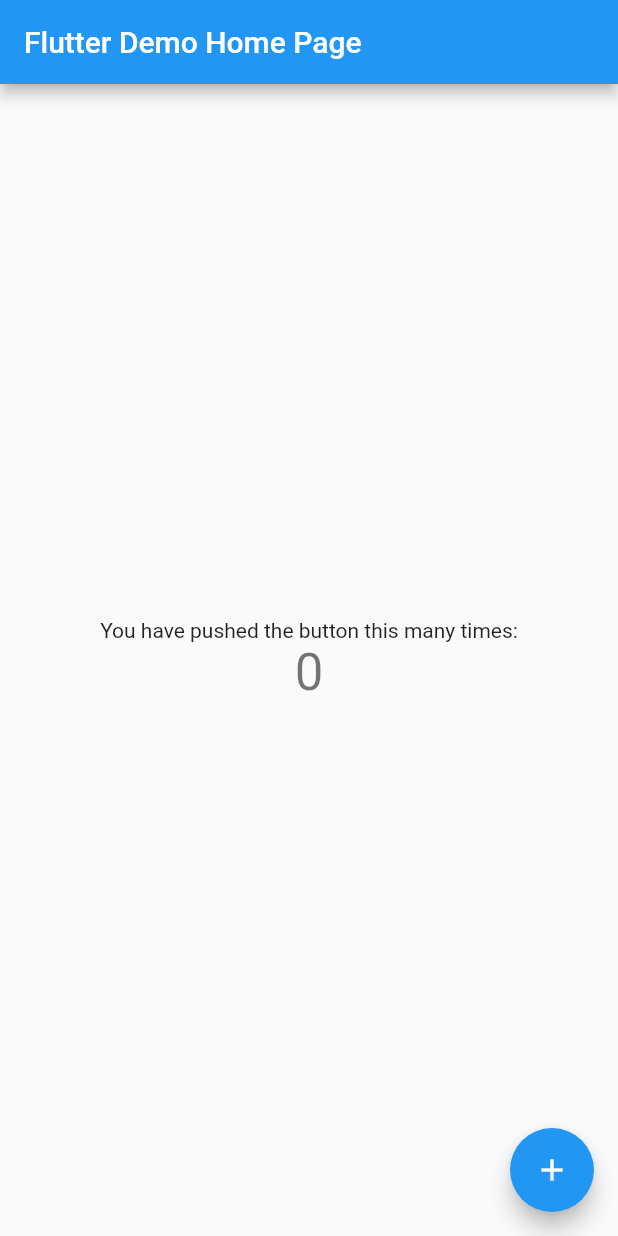
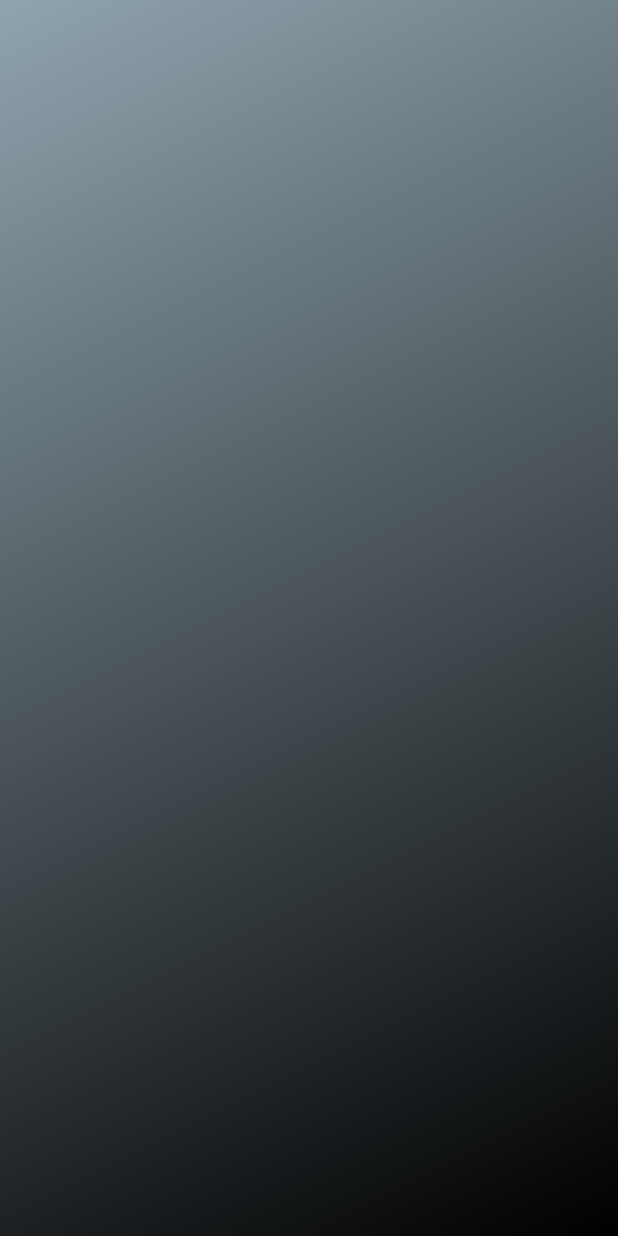
Before and after one commit to SpotifyClonePF/Flutter_app, a Flutter app: the screen it shows after launch, on a phone screen of 412 x 824 dp. Run offline on Flutter 3.47's test engine with Material 2 defaults, Android fonts, the phone set to English and light mode, and no system bars.

Commit message:
Añadido main y home

```diff
--- a/lib/main.dart
+++ b/lib/main.dart
@@ -1,4 +1,5 @@
 import 'package:flutter/material.dart';
+import 'screens/home.dart';
 
 void main() {
   runApp(const MyApp());
@@ -10,106 +11,8 @@
   // This widget is the root of your application.
   @override
   Widget build(BuildContext context) {
-    return MaterialApp(
-      title: 'Flutter Ruben',
-      theme: ThemeData(
-        // This is the theme of your application.
-        //
-        // Try running your application with "flutter run". You'll see the
-        // application has a blue toolbar. Then, without quitting the app, try
-        // changing the primarySwatch below to Colors.green and then invoke
-        // "hot reload" (press "r" in the console where you ran "flutter run",
-        // or simply save your changes to "hot reload" in a Flutter IDE).
-        // Notice that the counter didn't reset back to zero; the application
-        // is not restarted.
-        primarySwatch: Colors.blue,
-      ),
-      home: const MyHomePage(title: 'Flutter Demo Home Page'),
+    return const MaterialApp(
+      home: Home(),
     );
   }
 }
-
-class MyHomePage extends StatefulWidget {
-  const MyHomePage({super.key, required this.title});
-
-  // This widget is the home page of your application. It is stateful, meaning
-  // that it has a State object (defined below) that contains fields that affect
-  // how it looks.
-
-  // This class is the configuration for the state. It holds the values (in this
-  // case the title) provided by the parent (in this case the App widget) and
-  // used by the build method of the State. Fields in a Widget subclass are
-  // always marked "final".
-
-  final String title;
-
-  @override
-  State<MyHomePage> createState() => _MyHomePageState();
-}
-
-class _MyHomePageState extends State<MyHomePage> {
-  int _counter = 0;
-
-  void _incrementCounter() {
-    setState(() {
-      // This call to setState tells the Flutter framework that something has
-      // changed in this State, which causes it to rerun the build method below
-      // so that the display can reflect the updated values. If we changed
-      // _counter without calling setState(), then the build method would not be
-      // called again, and so nothing would appear to happen.
-      _counter++;
-    });
-  }
-
-  @override
-  Widget build(BuildContext context) {
-    // This method is rerun every time setState is called, for instance as done
-    // by the _incrementCounter method above.
-    //
-    // The Flutter framework has been optimized to make rerunning build methods
-    // fast, so that you can just rebuild anything that needs updating rather
-    // than having to individually change instances of widgets.
-    return Scaffold(
-      appBar: AppBar(
-        // Here we take the value from the MyHomePage object that was created by
-        // the App.build method, and use it to set our appbar title.
-        title: Text(widget.title),
-      ),
-      body: Center(
-        // Center is a layout widget. It takes a single child and positions it
-        // in the middle of the parent.
-        child: Column(
-          // Column is also a layout widget. It takes a list of children and
-          // arranges them vertically. By default, it sizes itself to fit its
-          // children horizontally, and tries to be as tall as its parent.
-          //
-          // Invoke "debug painting" (press "p" in the console, choose the
-          // "Toggle Debug Paint" action from the Flutter Inspector in Android
-          // Studio, or the "Toggle Debug Paint" command in Visual Studio Code)
-          // to see the wireframe for each widget.
-          //
-          // Column has various properties to control how it sizes itself and
-          // how it positions its children. Here we use mainAxisAlignment to
-          // center the children vertically; the main axis here is the vertical
-          // axis because Columns are vertical (the cross axis would be
-          // horizontal).
-          mainAxisAlignment: MainAxisAlignment.center,
-          children: <Widget>[
-            const Text(
-              'You have pushed the button this many times:',
-            ),
-            Text(
-              '$_counter',
-              style: Theme.of(context).textTheme.headlineMedium,
-            ),
-          ],
-        ),
-      ),
-      floatingActionButton: FloatingActionButton(
-        onPressed: _incrementCounter,
-        tooltip: 'Increment',
-        child: const Icon(Icons.add),
-      ), // This trailing comma makes auto-formatting nicer for build methods.
-    );
-  }
-}
--- /dev/null
+++ b/lib/screens/home.dart
@@ -0,0 +1,23 @@
+import 'package:flutter/material.dart';
+
+class Home extends StatelessWidget {
+  const Home({Key? key}) : super(key: key);
+
+  @override
+  Widget build(BuildContext context) {
+    return SafeArea(
+        child: Container(
+          decoration: BoxDecoration(
+            gradient: LinearGradient(
+              colors: [
+                Colors.blueGrey.shade300,
+                Colors.black,
+              ],
+              begin: Alignment.topLeft,
+              end: Alignment.bottomRight,
+            ),
+          ),
+        )
+    );
+  }
+}
```
